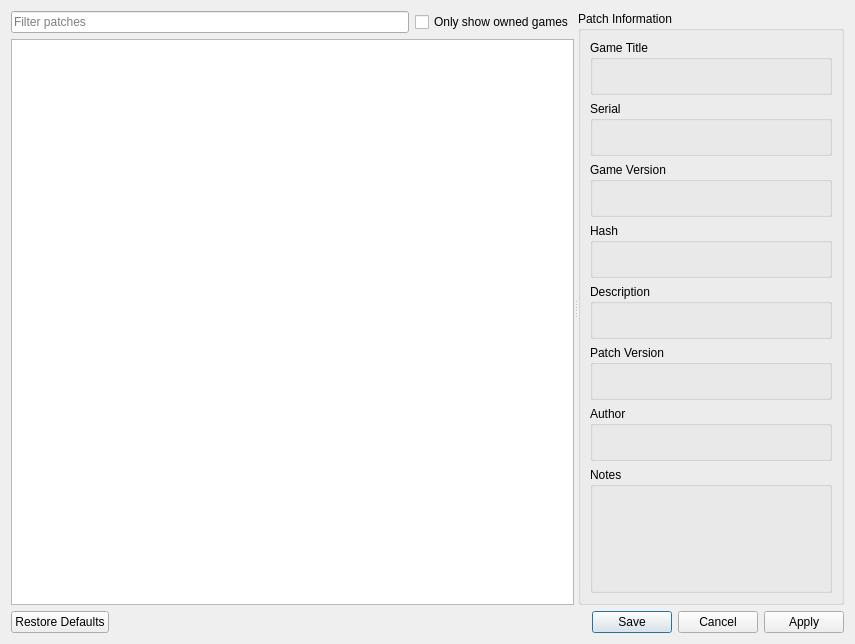
RPCS3/rpcs3, file rpcs3/rpcs3qt/patch_manager_dialog.ui: the form before one commit.
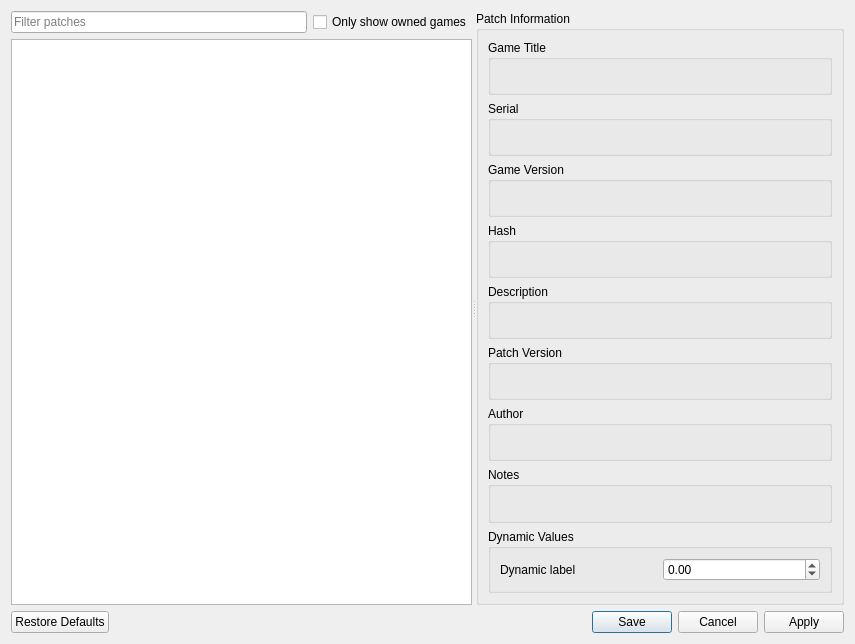
The form after the commit.

Commit message: patch_manager: add ability to add dynamic patches

Diff of the .ui file:
```diff
--- a/rpcs3/rpcs3qt/patch_manager_dialog.ui
+++ b/rpcs3/rpcs3qt/patch_manager_dialog.ui
@@ -83,8 +83,8 @@
         <rect>
          <x>0</x>
          <y>0</y>
-         <width>106</width>
-         <height>580</height>
+         <width>247</width>
+         <height>637</height>
         </rect>
        </property>
        <layout class="QVBoxLayout" name="scrollAreaWidgetContentsLayout">
@@ -105,7 +105,7 @@
           <property name="title">
            <string>Patch Information</string>
           </property>
-          <layout class="QVBoxLayout" name="patch_info_gb_layout" stretch="0,0,0,0,0,0,0,1,0">
+          <layout class="QVBoxLayout" name="patch_info_gb_layout" stretch="0,0,0,0,0,0,0,1,0,0">
            <item>
             <widget class="QGroupBox" name="gb_title">
              <property name="title">
@@ -258,6 +258,32 @@
              </layout>
             </widget>
            </item>
+           <item>
+            <widget class="QGroupBox" name="gb_values">
+             <property name="title">
+              <string>Dynamic Values</string>
+             </property>
+             <layout class="QHBoxLayout" name="horizontalLayout">
+              <item>
+               <widget class="QLabel" name="dynamic_label">
+                <property name="text">
+                 <string>Dynamic label</string>
+                </property>
+               </widget>
+              </item>
+              <item>
+               <widget class="QDoubleSpinBox" name="dynamic_value_box">
+                <property name="minimum">
+                 <double>-1000000.000000000000000</double>
+                </property>
+                <property name="maximum">
+                 <double>1000000.000000000000000</double>
+                </property>
+               </widget>
+              </item>
+             </layout>
+            </widget>
+           </item>
            <item>
             <spacer name="verticalSpacerPatchInfo">
              <property name="orientation">
```
The commit also changes 5 other files.
